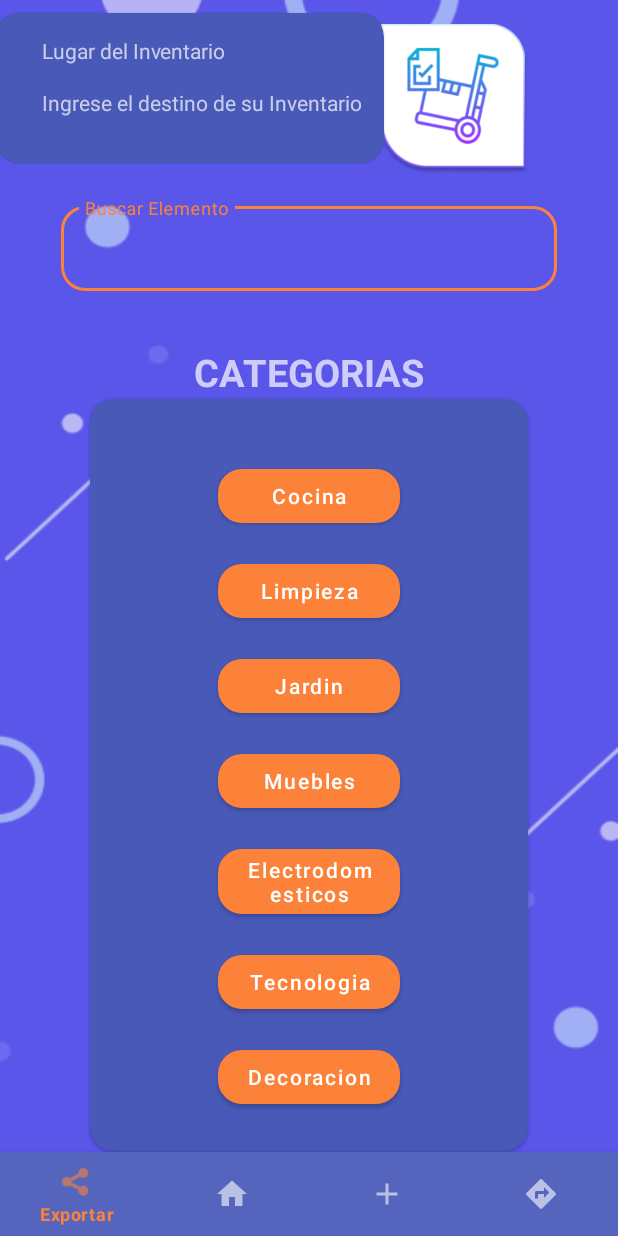
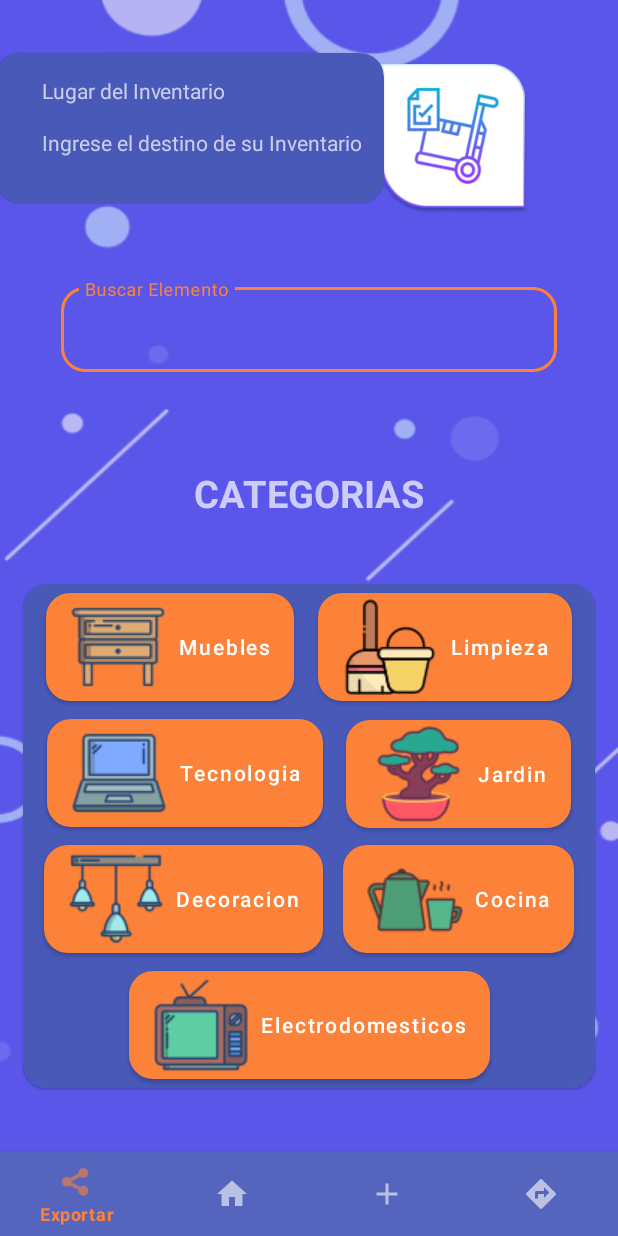
Before and after one commit to MartinezCristianD/ProyectoMinTicCicloCuatro, an Android app: the layout activity_inventario.xml on its own in the app's theme, with its tools: preview values and no code run, on a phone screen of 412 x 824 dp. Run offline under Robolectric (Android 15) with nearby library versions, the phone set to English and light mode, and no system bars.

Commit message:
Iconos de las categorias

```diff
--- a/app/src/main/java/com/proyectomintic/stockerinv/views/MainActivity.java
+++ b/app/src/main/java/com/proyectomintic/stockerinv/views/MainActivity.java
@@ -27,7 +27,7 @@
 
         binding.buttonInvitado.setOnClickListener(v -> {
             Intent i = new Intent(v.getContext(), InventarioActivity.class);
-            Toast.makeText(this, "Bienvenido", Toast.LENGTH_LONG).show();
+
             startActivity(i);
         });
 
--- a/app/src/main/res/layout/activity_inventario.xml
+++ b/app/src/main/res/layout/activity_inventario.xml
@@ -49,8 +49,7 @@
         android:id="@+id/cardViewCategorias"
         android:layout_width="match_parent"
         android:layout_height="wrap_content"
-        android:layout_marginHorizontal="@dimen/margen_extrema"
-        app:barrierMargin="@dimen/margen_media"
+        android:layout_margin="@dimen/margen_minima"
         app:layout_constraintBottom_toTopOf="@id/bottom_navigation"
         app:layout_constraintEnd_toEndOf="parent"
         app:layout_constraintStart_toStartOf="parent"
@@ -59,85 +58,100 @@
         <androidx.constraintlayout.widget.ConstraintLayout
             android:layout_width="match_parent"
             android:layout_height="match_parent"
-            android:layout_margin="@dimen/margen_media">
+            app:layout_constraintBottom_toTopOf="@+id/btnCategoriaCocina"
+            app:layout_constraintTop_toTopOf="@+id/btnCategoriaCocina">
 
-            <Button
+            <com.google.android.material.button.MaterialButton
+                android:id="@+id/btnCategoriaCocina"
+                android:layout_width="wrap_content"
+                android:layout_height="wrap_content"
+                android:text="@string/categoria_cocina"
+                app:icon="@drawable/icono_cocina"
+                app:iconTint="@null"
+                app:layout_constraintBottom_toBottomOf="@+id/btnCategoriaDecoracion"
+                app:layout_constraintEnd_toEndOf="parent"
+                app:layout_constraintHorizontal_bias="0.5"
+                app:layout_constraintStart_toEndOf="@+id/btnCategoriaDecoracion"
+                app:layout_constraintTop_toTopOf="@+id/btnCategoriaDecoracion" />
+
+            <com.google.android.material.button.MaterialButton
                 android:id="@+id/btnCategroiaMuebles"
-                android:layout_width="match_parent"
+                android:layout_width="wrap_content"
                 android:layout_height="wrap_content"
-                android:layout_marginHorizontal="@dimen/margen_extrema"
-                android:layout_marginTop="@dimen/margen_minima"
                 android:text="@string/categoria_muebles"
-                app:layout_constraintBottom_toTopOf="@+id/btnCategoriaElectrodomesticos"
-                app:layout_constraintStart_toStartOf="@+id/btnCategoriaJardin"
-                app:layout_constraintTop_toBottomOf="@+id/btnCategoriaJardin" />
-
-            <Button
-                android:id="@+id/btnCategoriaElectrodomesticos"
-                android:layout_width="match_parent"
-                android:layout_height="wrap_content"
-                android:layout_marginHorizontal="@dimen/margen_extrema"
-                android:layout_marginTop="@dimen/margen_minima"
-                android:text="@string/categoria_electrodomesticos"
+                app:icon="@drawable/icono_muebles"
+                app:iconTint="@null"
                 app:layout_constraintBottom_toTopOf="@+id/btnCategoriaTecnologia"
-                app:layout_constraintStart_toStartOf="@+id/btnCategroiaMuebles"
-                app:layout_constraintTop_toBottomOf="@+id/btnCategroiaMuebles" />
-
-            <Button
-                android:id="@+id/btnCategoriaJardin"
-                android:layout_width="match_parent"
-                android:layout_height="wrap_content"
-                android:layout_marginHorizontal="@dimen/margen_extrema"
-                android:layout_marginTop="@dimen/margen_minima"
-                android:text="@string/categoria_jardin"
-                app:layout_constraintBottom_toTopOf="@+id/btnCategroiaMuebles"
-                app:layout_constraintStart_toStartOf="@+id/btnCategoriaLimpieza"
-                app:layout_constraintTop_toBottomOf="@+id/btnCategoriaLimpieza" />
-
-            <Button
-                android:id="@+id/btnCategoriaLimpieza"
-                android:layout_width="match_parent"
-                android:layout_height="wrap_content"
-                android:layout_marginHorizontal="@dimen/margen_extrema"
-                android:layout_marginTop="@dimen/margen_minima"
-                android:text="@string/categoria_limpieza"
-                app:layout_constraintBottom_toTopOf="@+id/btnCategoriaJardin"
-                app:layout_constraintStart_toStartOf="@+id/btnCategoriaCocina"
-                app:layout_constraintTop_toBottomOf="@+id/btnCategoriaCocina" />
-
-            <Button
-                android:id="@+id/btnCategoriaCocina"
-                android:layout_width="match_parent"
-                android:layout_height="wrap_content"
-                android:drawableStart="@drawable/logoapp"
-                android:layout_marginHorizontal="@dimen/margen_extrema"
-                android:layout_marginTop="@dimen/margen_minima"
-                android:text="@string/categoria_cocina"
-                app:layout_constraintBottom_toTopOf="@+id/btnCategoriaLimpieza"
+                app:layout_constraintEnd_toStartOf="@+id/btnCategoriaLimpieza"
+                app:layout_constraintHorizontal_bias="0.5"
                 app:layout_constraintStart_toStartOf="parent"
                 app:layout_constraintTop_toTopOf="parent" />
 
-            <Button
+            <com.google.android.material.button.MaterialButton
+                android:id="@+id/btnCategoriaJardin"
+                android:layout_width="wrap_content"
+                android:layout_height="wrap_content"
+                android:layout_marginTop="1dp"
+                android:text="@string/categoria_jardin"
+                app:icon="@drawable/icono_jardin"
+                app:iconTint="@null"
+                app:layout_constraintBottom_toBottomOf="@+id/btnCategoriaTecnologia"
+                app:layout_constraintEnd_toEndOf="parent"
+                app:layout_constraintHorizontal_bias="0.5"
+                app:layout_constraintStart_toEndOf="@+id/btnCategoriaTecnologia"
+                app:layout_constraintTop_toTopOf="@+id/btnCategoriaTecnologia" />
+
+            <com.google.android.material.button.MaterialButton
+                android:id="@+id/btnCategoriaLimpieza"
+                android:layout_width="wrap_content"
+                android:layout_height="wrap_content"
+                android:text="@string/categoria_limpieza"
+                app:icon="@drawable/icono_limpieza"
+                app:iconTint="@null"
+                app:layout_constraintBottom_toBottomOf="@+id/btnCategroiaMuebles"
+                app:layout_constraintEnd_toEndOf="parent"
+                app:layout_constraintHorizontal_bias="0.5"
+                app:layout_constraintStart_toEndOf="@+id/btnCategroiaMuebles"
+                app:layout_constraintTop_toTopOf="@+id/btnCategroiaMuebles" />
+
+            <com.google.android.material.button.MaterialButton
                 android:id="@+id/btnCategoriaDecoracion"
-                android:layout_width="match_parent"
+                android:layout_width="wrap_content"
                 android:layout_height="wrap_content"
-                android:layout_marginHorizontal="@dimen/margen_extrema"
-                android:layout_marginTop="@dimen/margen_minima"
                 android:text="@string/categoria_decoracion"
-                app:layout_constraintBottom_toBottomOf="parent"
-                app:layout_constraintStart_toStartOf="@+id/btnCategoriaTecnologia"
+                app:icon="@drawable/icono_decoracion"
+                app:iconTint="@null"
+                app:layout_constraintBottom_toTopOf="@+id/btnCategoriaElectrodomesticos"
+                app:layout_constraintEnd_toStartOf="@+id/btnCategoriaCocina"
+                app:layout_constraintHorizontal_bias="0.5"
+                app:layout_constraintStart_toStartOf="parent"
                 app:layout_constraintTop_toBottomOf="@+id/btnCategoriaTecnologia" />
 
-            <Button
+            <com.google.android.material.button.MaterialButton
                 android:id="@+id/btnCategoriaTecnologia"
-                android:layout_width="match_parent"
+                android:layout_width="wrap_content"
                 android:layout_height="wrap_content"
-                android:layout_marginHorizontal="@dimen/margen_extrema"
-                android:layout_marginTop="@dimen/margen_minima"
                 android:text="@string/categoria_tecnologia"
+                app:icon="@drawable/icono_tecnologia"
+                app:iconTint="@null"
                 app:layout_constraintBottom_toTopOf="@+id/btnCategoriaDecoracion"
-                app:layout_constraintStart_toStartOf="@+id/btnCategoriaElectrodomesticos"
-                app:layout_constraintTop_toBottomOf="@+id/btnCategoriaElectrodomesticos" />
+                app:layout_constraintEnd_toStartOf="@+id/btnCategoriaJardin"
+                app:layout_constraintHorizontal_bias="0.5"
+                app:layout_constraintStart_toStartOf="parent"
+                app:layout_constraintTop_toBottomOf="@+id/btnCategroiaMuebles" />
+
+            <com.google.android.material.button.MaterialButton
+                android:id="@+id/btnCategoriaElectrodomesticos"
+                android:layout_width="wrap_content"
+                android:layout_height="wrap_content"
+                android:text="@string/categoria_electrodomesticos"
+                app:icon="@drawable/icono_electrodomesticos"
+                app:iconTint="@null"
+                app:layout_constraintBottom_toBottomOf="parent"
+                app:layout_constraintEnd_toEndOf="parent"
+                app:layout_constraintStart_toStartOf="parent"
+                app:layout_constraintTop_toBottomOf="@+id/btnCategoriaDecoracion" />
+
         </androidx.constraintlayout.widget.ConstraintLayout>
     </com.google.android.material.card.MaterialCardView>
 
--- a/app/src/main/res/layout/activity_ruta.xml
+++ b/app/src/main/res/layout/activity_ruta.xml
@@ -96,6 +96,7 @@
                 app:layout_constraintTop_toTopOf="parent">
 
                 <com.google.android.material.textfield.TextInputEditText
+                    android:id="@+id/inputOrigenText"
                     android:layout_width="match_parent"
                     android:layout_height="wrap_content"
                     android:inputType="text" />
@@ -113,6 +114,7 @@
                 app:layout_constraintTop_toBottomOf="@id/InputOrigen">
 
                 <com.google.android.material.textfield.TextInputEditText
+                    android:id="@+id/inputDestinoText"
                     android:layout_width="match_parent"
                     android:layout_height="wrap_content"
                     android:inputType="text" />
```
Also changed, not shown: app/src/main/java/com/proyectomintic/stockerinv/views/ElementosActivity.java (+12 -6 lines), app/src/main/java/com/proyectomintic/stockerinv/views/InventarioActivity.java (+10 -10 lines), app/src/main/java/com/proyectomintic/stockerinv/views/ListaElementosCategoriaFragment.java (+8 -0 lines), app/src/main/java/com/proyectomintic/stockerinv/views/RutaActivity.java (+8 -13 lines), app/src/main/res/layout/fragment_lista_elementos_categoria.xml (+7 -5 lines), app/src/main/res/drawable/googlelogo.png (deleted), app/src/main/res/drawable/icono_camara_dos.png (added), app/src/main/res/drawable/icono_cocina.png (added), app/src/main/res/drawable/icono_decoracion.png (added), app/src/main/res/drawable/icono_electrodomesticos.png (added), app/src/main/res/drawable/icono_jardin.png (added), app/src/main/res/drawable/icono_limpieza.png (added), app/src/main/res/drawable/icono_muebles.png (added), app/src/main/res/drawable/icono_tecnologia.png (added).
